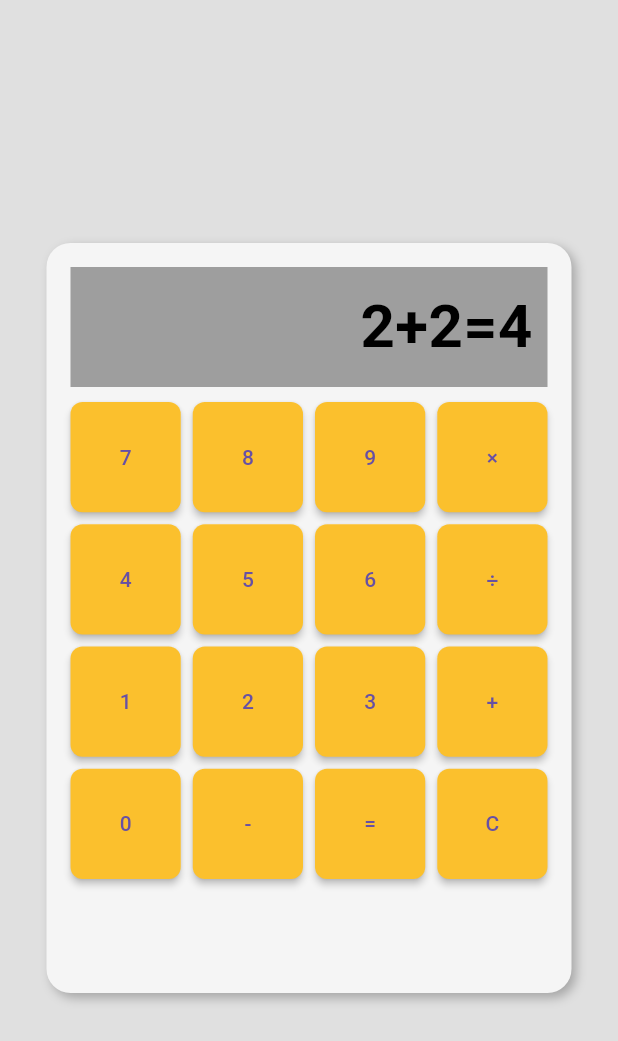
After one commit to hirossk/FlutterStudy, a Flutter app: the CalculatorScreen screen opened directly, on a phone screen of 412 x 824 dp. The commit adds this screen. Shown: the top 1041 px of the screen. Run offline on Flutter 3.47's test engine with Material 3 defaults, Android fonts, the phone set to English and light mode, and no system bars; our stand-ins replace flutter_hooks, hooks_riverpod.

Commit message:
授業用設定

```diff
--- /dev/null
+++ b/lib/experiments/calculator_screen.dart
@@ -0,0 +1,97 @@
+import 'package:flutter/material.dart';
+
+class CalculatorScreen extends StatelessWidget {
+  const CalculatorScreen({super.key});
+
+  @override
+  Widget build(BuildContext context) {
+    return Scaffold(
+      backgroundColor: Colors.grey[300],
+      body: Center(
+        child: Container(
+          padding: const EdgeInsets.all(16.0),
+          width: 350,
+          height: 500,
+          decoration: BoxDecoration(
+            color: Colors.grey[100],
+            borderRadius: BorderRadius.circular(16.0),
+            boxShadow: const [
+              BoxShadow(
+                color: Colors.black26,
+                offset: Offset(3, 3),
+                blurRadius: 5,
+              ),
+            ],
+          ),
+          child: Column(
+            mainAxisAlignment: MainAxisAlignment.spaceBetween,
+            children: [
+              // Display
+              Container(
+                height: 80,
+                alignment: Alignment.centerRight,
+                color: Colors.grey[500],
+                child: const Padding(
+                  padding: EdgeInsets.symmetric(horizontal: 10.0),
+                  child: Text(
+                    "2+2=4",
+                    style: TextStyle(
+                      fontSize: 40,
+                      fontWeight: FontWeight.bold,
+                      color: Colors.black,
+                    ),
+                  ),
+                ),
+              ),
+              const SizedBox(height: 10),
+
+              // Buttons
+              Expanded(
+                child: GridView.count(
+                  crossAxisCount: 4,
+                  mainAxisSpacing: 8.0,
+                  crossAxisSpacing: 8.0,
+                  children: [
+                    // Number buttons
+                    ...[
+                      '7',
+                      '8',
+                      '9',
+                      '×',
+                      '4',
+                      '5',
+                      '6',
+                      '÷',
+                      '1',
+                      '2',
+                      '3',
+                      '+',
+                      '0',
+                      '-',
+                      '=',
+                      'C'
+                    ].map((text) => _buildButton(text)),
+                  ],
+                ),
+              ),
+            ],
+          ),
+        ),
+      ),
+    );
+  }
+
+  Widget _buildButton(String text) {
+    return ElevatedButton(
+      onPressed: () {},
+      style: ElevatedButton.styleFrom(
+        backgroundColor: Colors.yellow[700], // 背景色を設定
+        shape: RoundedRectangleBorder(
+          borderRadius: BorderRadius.circular(8.0), // 角丸を設定
+        ),
+        elevation: 2, // ボタンの影を設定（0にすると影がなくなる）
+      ),
+      child: Text(text),
+    );
+  }
+}
```
Also changed, not shown: lib/main.dart (+1 -6 lines), lib/hookstep/sub0.dart (renamed from lib/step/sub0.dart), lib/hookstep/sub1.dart (renamed from lib/step/sub1.dart), lib/hookstep/sub2.dart (renamed from lib/step/sub2.dart), lib/hookstep/sub3.dart (renamed from lib/step/sub3.dart), lib/hookstep/sub4.dart (renamed from lib/step/sub4.dart), lib/hookstep/sub5.dart (renamed from lib/step/sub5.dart), lib/hookstep/sub6.dart (renamed from lib/step/sub6.dart).
